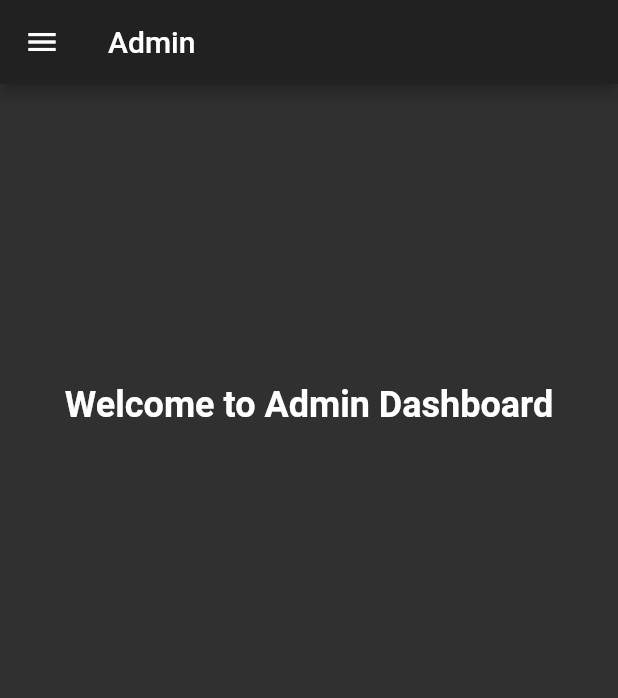
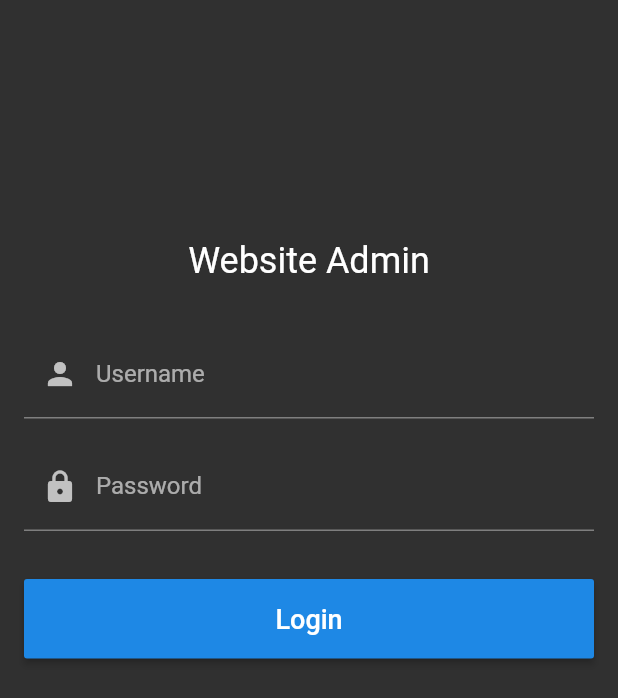
Before and after one commit to Bill0106/flutter-admin, a Flutter app: the screen it shows after launch, on a phone screen of 412 x 824 dp. Shown: the top 698 px of the screen. Run offline on Flutter 3.47's test engine with Material 2 defaults, Android fonts, the phone set to English and light mode, and no system bars; our stand-ins replace dio, shared_preferences; generated files the repository leaves out were written again.

Commit message:
feat: login form with loading dialog

```diff
--- /dev/null
+++ b/lib/common/constants.dart
@@ -0,0 +1,4 @@
+class Constants {
+  static final sessionKey = 'session';
+  static final pageSize = 30;
+}
--- /dev/null
+++ b/lib/common/global.dart
@@ -0,0 +1,20 @@
+import 'package:shared_preferences/shared_preferences.dart';
+import 'package:dio/dio.dart';
+
+class Global {
+  static SharedPreferences prefs;
+  static Dio dio;
+
+  static Future init() async {
+    prefs = await SharedPreferences.getInstance();
+  }
+
+  static initService(String session) {
+    final BaseOptions options = BaseOptions(
+      baseUrl: 'http://localhost:9999',
+      headers: {'x-token': session},
+    );
+
+    dio = new Dio(options);
+  }
+}
--- a/lib/main.dart
+++ b/lib/main.dart
@@ -1,18 +1,24 @@
 import 'package:flutter/material.dart';
+import 'common/global.dart';
+import 'package:flutter_admin/services/auth_service.dart';
 import 'screens/home_screen.dart';
+import 'screens/login_screen.dart';
 
-void main() => runApp(Admin());
+void main() => Global.init().then((e) => runApp(Admin()));
 
 class Admin extends StatelessWidget {
   // This widget is the root of your application.
   @override
   Widget build(BuildContext context) {
+    final session = AuthService.session;
+
     return MaterialApp(
       title: 'Admin',
       theme: ThemeData(brightness: Brightness.dark),
-      initialRoute: '/',
+      initialRoute: session == null ? '/login' : '/',
       routes: <String, WidgetBuilder>{
-        '/': (context) => Home(),
+        '/': (context) => HomeScreen(),
+        '/login': (context) => LoginScreen(),
       },
     );
   }
--- a/lib/screens/home_screen.dart
+++ b/lib/screens/home_screen.dart
@@ -1,7 +1,7 @@
 import 'package:flutter/material.dart';
 import 'package:flutter_admin/widgets/nav_drawer.dart';
 
-class Home extends StatelessWidget {
+class HomeScreen extends StatelessWidget {
   @override
   Widget build(BuildContext context) {
     return Scaffold(
--- /dev/null
+++ b/lib/screens/login_screen.dart
@@ -0,0 +1,27 @@
+import 'package:flutter/material.dart';
+import 'package:flutter_admin/widgets/login_form.dart';
+
+class LoginScreen extends StatefulWidget {
+  @override
+  _LoginState createState() => _LoginState();
+}
+
+class _LoginState extends State<LoginScreen> {
+  @override
+  Widget build(BuildContext context) {
+    return Scaffold(
+      body: Container(
+        padding: EdgeInsets.symmetric(horizontal: 16.0),
+        child: Column(
+          children: <Widget>[
+            Padding(
+              padding: EdgeInsets.only(top: 160.0, bottom: 32.0),
+              child: Text('Website Admin', style: TextStyle(fontSize: 24.0)),
+            ),
+            LoginForm(),
+          ],
+        ),
+      ),
+    );
+  }
+}
--- /dev/null
+++ b/lib/services/auth_service.dart
@@ -0,0 +1,24 @@
+import 'package:flutter_admin/common/global.dart';
+import 'package:flutter_admin/common/constants.dart';
+import 'package:flutter_admin/models/user.dart';
+
+class AuthService {
+  static String get session {
+    return Global.prefs.getString(Constants.sessionKey);
+  }
+
+  Future login({String username, String password}) async {
+    var response = await Global.dio.post('/login', data: {
+      'username': username,
+      'password': password,
+    });
+
+    User user = User.fromJson(response.data);
+    Global.prefs.setString(Constants.sessionKey, user.session);
+    Global.initService(user.session);
+  }
+
+  void logout() {
+    Global.prefs.remove(Constants.sessionKey);
+  }
+}
--- /dev/null
+++ b/lib/widgets/login_form.dart
@@ -0,0 +1,64 @@
+import 'package:flutter/material.dart';
+import 'package:flutter_admin/widgets/loading_dialog.dart';
+
+class LoginForm extends StatelessWidget {
+  final usernameCtrl = TextEditingController();
+  final passwordCtrl = TextEditingController();
+
+  @override
+  Widget build(BuildContext context) {
+    return Column(
+      children: <Widget>[
+        TextField(
+          controller: usernameCtrl,
+          decoration: InputDecoration(
+            labelText: 'Username',
+            prefixIcon: Icon(Icons.person),
+          ),
+        ),
+        Padding(
+          padding: EdgeInsets.only(top: 16.0, bottom: 32.0),
+          child: TextField(
+            controller: passwordCtrl,
+            decoration: InputDecoration(
+              labelText: 'Password',
+              prefixIcon: Icon(Icons.lock),
+            ),
+            obscureText: true,
+          ),
+        ),
+        SizedBox(
+          width: double.maxFinite,
+          child: RaisedButton(
+            padding: EdgeInsets.symmetric(vertical: 16.0),
+            child: Text(
+              'Login',
+              style: TextStyle(fontSize: 18.0),
+            ),
+            onPressed: () {
+              // if (usernameCtrl.text == '' || passwordCtrl.text == '') {
+              //   return;
+              // }
+
+              showLoading(context);
+              Future(() {
+                Future.delayed(Duration(seconds: 3), () {
+                  Navigator.pop(context);
+                });
+              });
+            },
+          ),
+        ),
+      ],
+    );
+  }
+
+  showLoading(BuildContext context) {
+    showDialog(
+      context: context,
+      builder: (context) {
+        return LoadingDialog();
+      },
+    );
+  }
+}
```
Also changed, not shown: lib/widgets/loading_dialog.dart (added, +29 -0 lines), 3 other files.
